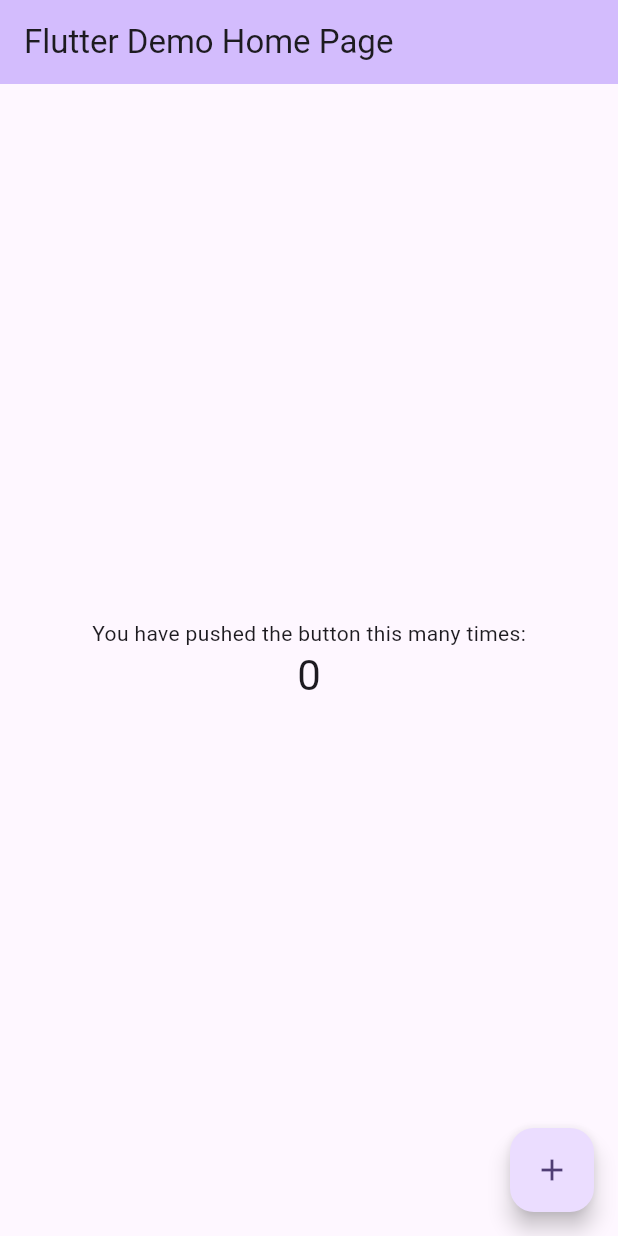
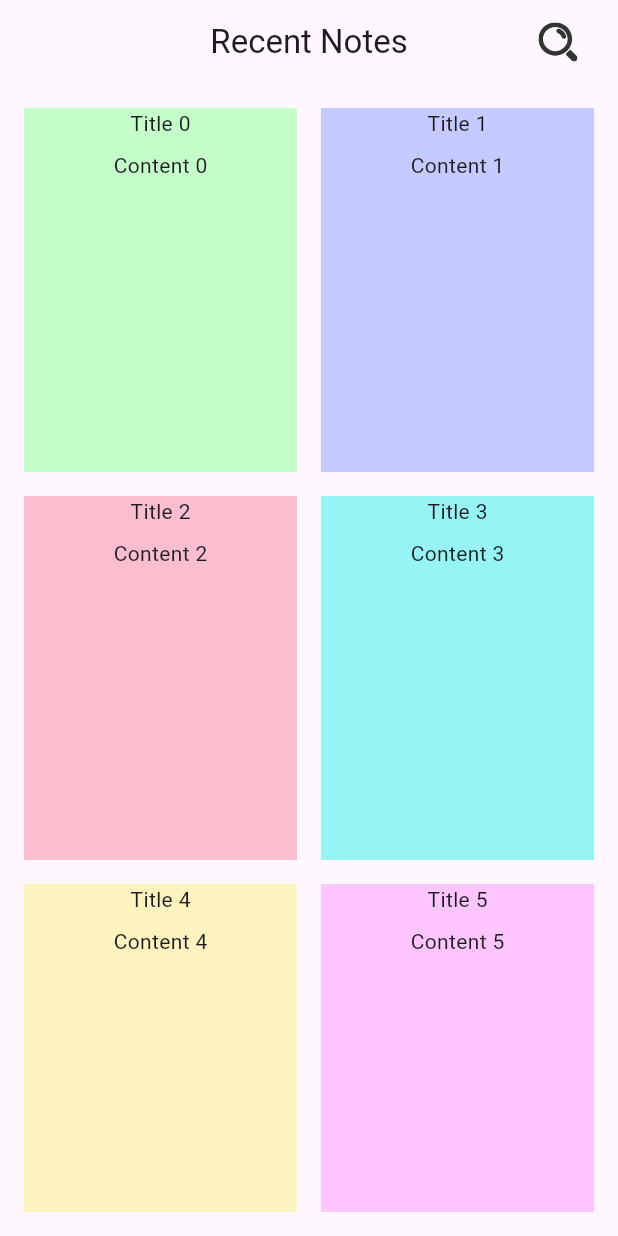
Before and after one commit to humoyun72/note-taker, a Flutter app: the screen it shows after launch, on a phone screen of 412 x 824 dp. Run offline on Flutter 3.47's test engine with Material 3 defaults, Android fonts, the phone set to English and light mode, and no system bars; our stand-ins replace flutter_bloc, flutter_svg, get_it; missing offline and left inert: dart:ffi.

Commit message:
HomeScreen

```diff
--- /dev/null
+++ b/lib/core/dependencies/injections.dart
@@ -0,0 +1,12 @@
+import 'package:get_it/get_it.dart';
+import 'package:note_taker/features/home_screen/injections.dart';
+import 'package:note_taker/shared/repository/note_repository.dart';
+
+void initAppDependencies() {
+  initSharedDependencies();
+  InitHomeScreenDependencies();
+}
+
+void initSharedDependencies() {
+  GetIt.I.registerSingleton(NoteRepository());
+}
--- /dev/null
+++ b/lib/features/home_screen/bloc/bloc.dart
@@ -0,0 +1,17 @@
+import 'package:flutter_bloc/flutter_bloc.dart';
+import 'package:note_taker/shared/repository/note_repository.dart';
+
+import 'event.dart';
+import 'state.dart';
+
+class HomeScreenBloc extends Bloc<HomeScreenEvent, HomeScreenState> {
+  final NoteRepository _noteRepository;
+  HomeScreenBloc(this._noteRepository): super(HomeScreenState()) {
+    on<LoadNotesEvent>(_loadNotes);
+  }
+
+  Future<void> _loadNotes(LoadNotesEvent event, Emitter<HomeScreenState> emit) async {
+    final notes = await _noteRepository.getNotes();
+    emit(HomeScreenState(notes: notes));
+  }
+}
--- /dev/null
+++ b/lib/features/home_screen/bloc/event.dart
@@ -0,0 +1,7 @@
+abstract class HomeScreenEvent {
+  const HomeScreenEvent();
+}
+
+class LoadNotesEvent extends HomeScreenEvent   {
+  const LoadNotesEvent();
+}
--- /dev/null
+++ b/lib/features/home_screen/bloc/state.dart
@@ -0,0 +1,7 @@
+import 'package:note_taker/shared/model/note.dart';
+
+class HomeScreenState {
+  final List<Note> notes;
+
+  HomeScreenState({this.notes = const []});
+}
--- /dev/null
+++ b/lib/features/home_screen/injections.dart
@@ -0,0 +1,3 @@
+void InitHomeScreenDependencies() {
+
+}
--- /dev/null
+++ b/lib/features/home_screen/screen.dart
@@ -0,0 +1,86 @@
+import 'package:flutter/material.dart';
+import 'package:flutter_bloc/flutter_bloc.dart';
+import 'package:flutter_svg/flutter_svg.dart';
+import 'package:note_taker/features/home_screen/bloc/bloc.dart';
+import 'package:note_taker/features/home_screen/bloc/state.dart';
+import 'package:note_taker/generated/assets.dart';
+import 'package:note_taker/shared/model/note.dart';
+
+import 'screen_wrapper.dart';
+
+
+const List<Color> noteColor = [
+  Color(0xFFC4FFCA),
+  Color(0xFFC5CBFF),
+  Color(0xFFFBBECF),
+  Color(0xFF96F4F4),
+  Color(0xFFFDF3BF),
+  Color(0xFFFEC5FF),
+];
+
+class HomeScreen extends StatelessWidget {
+  const HomeScreen({super.key});
+
+  @override
+  Widget build(BuildContext context) {
+    return HomeScreenWrapper(
+        child: Scaffold(
+            appBar: AppBar(
+              title: const Text("Recent Notes"),
+              actions: [
+                IconButton(onPressed: () {},
+                    icon: SvgPicture.asset(Assets.assetsIconsSearch))
+              ],
+              actionsPadding: const EdgeInsets.only(right: 16),
+              centerTitle: true,
+            ),
+            body: SafeArea(child: BlocBuilder<HomeScreenBloc, HomeScreenState>(builder: (context, state) {
+              return _buildNotes(state.notes);
+            },
+
+            )
+          )
+        )
+    );
+  }
+
+  Widget _buildNotes(List<Note> notes) {
+    if (notes.isEmpty) {
+      return const Center(child: Text("No notes found"));
+    } else {
+      return Padding(
+        padding: const EdgeInsets.all(16.0),
+        child: GridView.builder(
+          itemCount: notes.length,
+            gridDelegate: const SliverGridDelegateWithFixedCrossAxisCount(
+                crossAxisCount: 2,
+                childAspectRatio: 0.75,
+                crossAxisSpacing: 16,
+                mainAxisSpacing: 16
+            ),
+            itemBuilder: (context, index) {
+              final note = notes[index];
+
+              //random color for background
+              final randomColor = noteColor[index % noteColor.length];
+
+              return Container(
+                color: randomColor,
+                child: Column(
+                  mainAxisSize: MainAxisSize.min,
+                  children: [
+                    Text(note.title),
+                    const SizedBox(height: 8),
+                    Expanded(child:
+                     Text(note.content)
+                    )
+                  ],
+                ),
+              );
+            }
+        ),
+      );
+
+    }
+  }
+}
--- /dev/null
+++ b/lib/features/home_screen/screen_wrapper.dart
@@ -0,0 +1,20 @@
+import 'package:flutter/material.dart';
+import 'package:flutter_bloc/flutter_bloc.dart';
+import 'package:get_it/get_it.dart';
+import 'package:note_taker/features/home_screen/bloc/event.dart';
+
+import 'bloc/bloc.dart';
+
+
+class HomeScreenWrapper extends StatelessWidget {
+  final Widget child;
+  const HomeScreenWrapper({super.key, required this.child});
+
+  @override
+  Widget build(BuildContext context) {
+   return BlocProvider(
+       create: (context) => HomeScreenBloc(GetIt.I.get())..add(LoadNotesEvent()),
+       child: child
+   );
+  }
+}
--- a/lib/main.dart
+++ b/lib/main.dart
@@ -1,6 +1,11 @@
 import 'package:flutter/material.dart';
+import 'package:note_taker/core/dependencies/injections.dart';
+import 'package:note_taker/features/home_screen/screen.dart';
+
 
 void main() {
+  initAppDependencies();
+
   runApp(const MyApp());
 }
 
@@ -11,112 +16,11 @@ class MyApp extends StatelessWidget {
   @override
   Widget build(BuildContext context) {
     return MaterialApp(
-      title: 'Flutter Demo',
+      title: 'Note Taker',
       theme: ThemeData(
-        // This is the theme of your application.
-        //
-        // TRY THIS: Try running your application with "flutter run". You'll see
-        // the application has a purple toolbar. Then, without quitting the app,
-        // try changing the seedColor in the colorScheme below to Colors.green
-        // and then invoke "hot reload" (save your changes or press the "hot
-        // reload" button in a Flutter-supported IDE, or press "r" if you used
-        // the command line to start the app).
-        //
-        // Notice that the counter didn't reset back to zero; the application
-        // state is not lost during the reload. To reset the state, use hot
-        // restart instead.
-        //
-        // This works for code too, not just values: Most code changes can be
-        // tested with just a hot reload.
         colorScheme: ColorScheme.fromSeed(seedColor: Colors.deepPurple),
       ),
-      home: const MyHomePage(title: 'Flutter Demo Home Page'),
+      home: const HomeScreen(),
     );
   }
 }
-
-class MyHomePage extends StatefulWidget {
-  const MyHomePage({super.key, required this.title});
-
-  // This widget is the home page of your application. It is stateful, meaning
-  // that it has a State object (defined below) that contains fields that affect
-  // how it looks.
-
-  // This class is the configuration for the state. It holds the values (in this
-  // case the title) provided by the parent (in this case the App widget) and
-  // used by the build method of the State. Fields in a Widget subclass are
-  // always marked "final".
-
-  final String title;
-
-  @override
-  State<MyHomePage> createState() => _MyHomePageState();
-}
-
-class _MyHomePageState extends State<MyHomePage> {
-  int _counter = 0;
-
-  void _incrementCounter() {
-    setState(() {
-      // This call to setState tells the Flutter framework that something has
-      // changed in this State, which causes it to rerun the build method below
-      // so that the display can reflect the updated values. If we changed
-      // _counter without calling setState(), then the build method would not be
-      // called again, and so nothing would appear to happen.
-      _counter++;
-    });
-  }
-
-  @override
-  Widget build(BuildContext context) {
-    // This method is rerun every time setState is called, for instance as done
-    // by the _incrementCounter method above.
-    //
-    // The Flutter framework has been optimized to make rerunning build methods
-    // fast, so that you can just rebuild anything that needs updating rather
-    // than having to individually change instances of widgets.
-    return Scaffold(
-      appBar: AppBar(
-        // TRY THIS: Try changing the color here to a specific color (to
-        // Colors.amber, perhaps?) and trigger a hot reload to see the AppBar
-        // change color while the other colors stay the same.
-        backgroundColor: Theme.of(context).colorScheme.inversePrimary,
-        // Here we take the value from the MyHomePage object that was created by
-        // the App.build method, and use it to set our appbar title.
-        title: Text(widget.title),
-      ),
-      body: Center(
-        // Center is a layout widget. It takes a single child and positions it
-        // in the middle of the parent.
-        child: Column(
-          // Column is also a layout widget. It takes a list of children and
-          // arranges them vertically. By default, it sizes itself to fit its
-          // children horizontally, and tries to be as tall as its parent.
-          //
-          // Column has various properties to control how it sizes itself and
-          // how it positions its children. Here we use mainAxisAlignment to
-          // center the children vertically; the main axis here is the vertical
-          // axis because Columns are vertical (the cross axis would be
-          // horizontal).
-          //
-          // TRY THIS: Invoke "debug painting" (choose the "Toggle Debug Paint"
-          // action in the IDE, or press "p" in the console), to see the
-          // wireframe for each widget.
-          mainAxisAlignment: MainAxisAlignment.center,
-          children: <Widget>[
-            const Text('You have pushed the button this many times:'),
-            Text(
-              '$_counter',
-              style: Theme.of(context).textTheme.headlineMedium,
-            ),
-          ],
-        ),
-      ),
-      floatingActionButton: FloatingActionButton(
-        onPressed: _incrementCounter,
-        tooltip: 'Increment',
-        child: const Icon(Icons.add),
-      ), // This trailing comma makes auto-formatting nicer for build methods.
-    );
-  }
-}
--- /dev/null
+++ b/lib/shared/model/note.dart
@@ -0,0 +1,10 @@
+import 'dart:ffi';
+
+class Note {
+  final int id;
+  final String title;
+  final String content;
+
+  Note({required this.id, required this.title, required this.content});
+
+}
--- /dev/null
+++ b/lib/shared/repository/note_repository.dart
@@ -0,0 +1,16 @@
+import 'package:note_taker/shared/model/note.dart';
+
+class NoteRepository {
+  final List<Note> notes = List.generate(
+      10,
+      (index) => Note(
+          id: index,
+          title: "Title $index",
+          content: "Content $index"
+      )
+  );
+
+  Future<List<Note>> getNotes() async {
+    return notes;
+  }
+}
```
Also changed, not shown: pubspec.yaml (+6 -3 lines), .sample_screen/bloc/bloc.dart (added), .sample_screen/bloc/event.dart (added), .sample_screen/bloc/state.dart (added), .sample_screen/screen.dart (added), .sample_screen/screen_wrapper.dart (added), assets/icons/search.png (added), assets/icons/search.svg (added), lib/generated/assets.dart (added), pubspec.lock.
